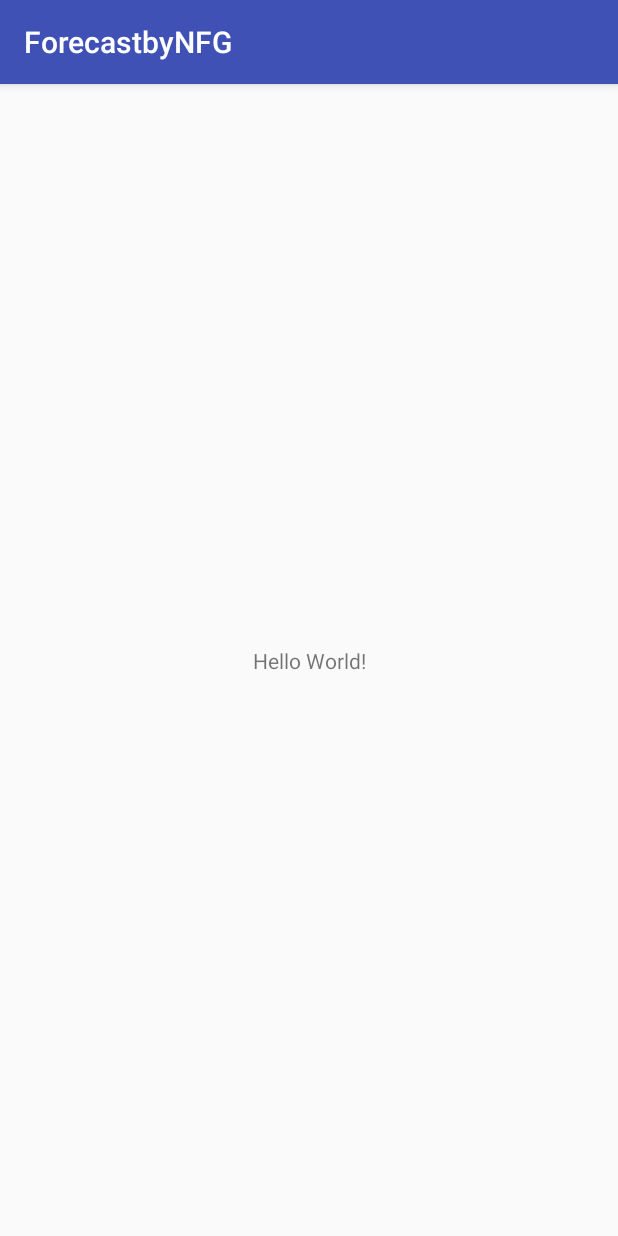
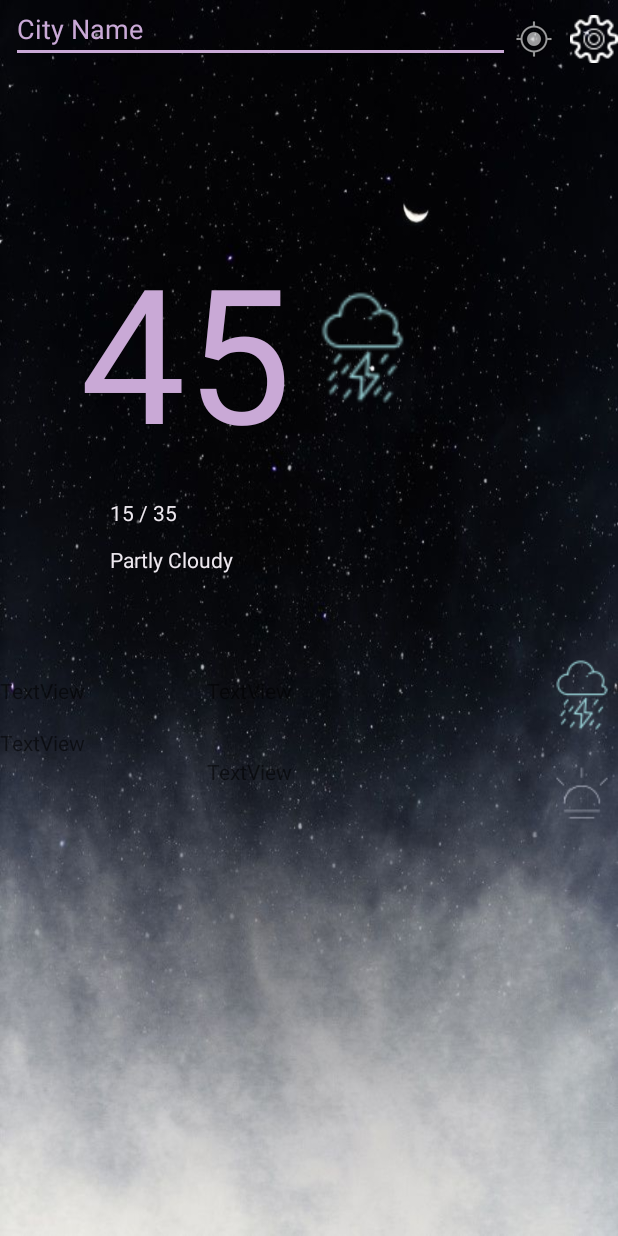
Before and after one commit to MobileComputingPucit/ForecastbyNFG, an Android app: the screen it shows after launch (MainActivity), on a phone screen of 412 x 824 dp. Run offline under Robolectric (Android 15) with nearby library versions, the phone set to English and light mode, and no system bars.

Commit message:
First commit by adil 1. Activities 2. Text/Image Views

```diff
--- a/app/build.gradle
+++ b/app/build.gradle
@@ -27,4 +27,5 @@ dependencies {
     compile 'com.android.support:appcompat-v7:26.+'
     compile 'com.android.support.constraint:constraint-layout:1.0.2'
     testCompile 'junit:junit:4.12'
+    compile 'com.android.support:recyclerview-v7:26.+'
 }
--- a/app/src/main/AndroidManifest.xml
+++ b/app/src/main/AndroidManifest.xml
@@ -16,6 +16,7 @@
                 <category android:name="android.intent.category.LAUNCHER" />
             </intent-filter>
         </activity>
+        <activity android:name=".addCityActivity"></activity>
     </application>
 
 </manifest>
--- /dev/null
+++ b/app/src/main/java/pk/edu/pucit/bcsf14m529/farazmazhar/forecastbynfg/addCityActivity.java
@@ -0,0 +1,13 @@
+package pk.edu.pucit.bcsf14m529.farazmazhar.forecastbynfg;
+
+import android.support.v7.app.AppCompatActivity;
+import android.os.Bundle;
+
+public class addCityActivity extends AppCompatActivity {
+
+    @Override
+    protected void onCreate(Bundle savedInstanceState) {
+        super.onCreate(savedInstanceState);
+        setContentView(R.layout.activity_add_city);
+    }
+}
--- /dev/null
+++ b/app/src/main/res/layout/activity_add_city.xml
@@ -0,0 +1,11 @@
+<?xml version="1.0" encoding="utf-8"?>
+<android.support.constraint.ConstraintLayout
+    xmlns:android="http://schemas.android.com/apk/res/android"
+    xmlns:tools="http://schemas.android.com/tools"
+    android:layout_width="match_parent"
+    android:layout_height="match_parent"
+    tools:context="pk.edu.pucit.bcsf14m529.farazmazhar.forecastbynfg.addCityActivity">
+
+
+
+</android.support.constraint.ConstraintLayout>
--- a/app/src/main/res/layout/activity_main.xml
+++ b/app/src/main/res/layout/activity_main.xml
@@ -6,13 +6,160 @@
     android:layout_height="match_parent"
     tools:context="pk.edu.pucit.bcsf14m529.farazmazhar.forecastbynfg.MainActivity">
 
-    <TextView
-        android:layout_width="wrap_content"
-        android:layout_height="wrap_content"
-        android:text="Hello World!"
-        app:layout_constraintBottom_toBottomOf="parent"
-        app:layout_constraintLeft_toLeftOf="parent"
-        app:layout_constraintRight_toRightOf="parent"
-        app:layout_constraintTop_toTopOf="parent" />
 
+    <RelativeLayout
+        android:layout_width="match_parent"
+        android:layout_height="match_parent"
+        tools:layout_editor_absoluteX="8dp"
+        tools:layout_editor_absoluteY="8dp">
+
+        <ImageView
+            android:id="@+id/imageView"
+            android:layout_width="match_parent"
+            android:layout_height="match_parent"
+            android:layout_alignParentStart="true"
+            android:layout_alignParentTop="true"
+            android:adjustViewBounds="true"
+            android:scaleType="fitXY"
+            android:src="@drawable/background_02" />
+
+
+
+        <ImageView
+            android:id="@+id/imageView4"
+            android:layout_width="wrap_content"
+            android:layout_height="wrap_content"
+            android:layout_alignParentEnd="true"
+            android:layout_alignParentTop="true"
+            android:layout_marginTop="10dp"
+            app:srcCompat="@drawable/settin_icon" />
+
+        <ImageView
+            android:id="@+id/imageView2"
+            android:layout_width="wrap_content"
+            android:layout_height="wrap_content"
+            android:layout_marginTop="5dp"
+            android:layout_marginEnd="8dp"
+            android:layout_toStartOf="@id/imageView4"
+            android:layout_alignBottom="@id/imageView4"
+            app:srcCompat="@android:drawable/ic_menu_mylocation" />
+
+
+        <EditText
+            android:id="@+id/editText"
+            android:layout_width="match_parent"
+            android:layout_height="wrap_content"
+            android:layout_alignParentStart="true"
+            android:layout_alignBottom="@id/imageView4"
+            android:layout_alignParentTop="true"
+            android:layout_toLeftOf="@id/imageView2"
+            android:layout_marginStart="7dp"
+            android:ems="10"
+            android:textColor="#c9a9d6"
+            android:textColorHint="#c9a9d6"
+            android:backgroundTint="#c9a9d6"
+            android:inputType="textPersonName"
+            android:hint="City Name" />
+
+        <TextView
+            android:id="@+id/textView"
+            android:layout_width="wrap_content"
+            android:layout_height="wrap_content"
+            android:layout_alignStart="@+id/editText"
+            android:layout_below="@+id/editText"
+            android:layout_marginStart="46dp"
+            android:layout_marginTop="108dp"
+            android:textColorHint="#c9a9d6"
+            android:backgroundTint="#c9a9d6"
+            android:textSize="125dp"
+            android:textColor="#c9a9d6"
+            android:hint="45" />
+
+        <TextView
+            android:id="@+id/textView2"
+            android:layout_width="wrap_content"
+            android:layout_height="wrap_content"
+            android:layout_alignStart="@+id/textView"
+            android:layout_below="@+id/textView"
+            android:layout_marginTop="15dp"
+            android:layout_marginLeft="20dp"
+            android:textColorHint="#ede8ef"
+            android:backgroundTint="#ede8ef"
+            android:hint="15 / 35"
+            />
+
+        <TextView
+            android:id="@+id/textView3"
+            android:layout_width="wrap_content"
+            android:layout_height="wrap_content"
+            android:layout_alignStart="@+id/textView2"
+            android:layout_below="@+id/textView2"
+            android:layout_marginTop="12dp"
+            android:hint="Partly Cloudy"
+            android:textColorHint="#ede8ef"
+            android:backgroundTint="#ede8ef"/>
+
+        <ImageView
+            android:id="@+id/imageView5"
+            android:layout_width="75dp"
+            android:layout_height="75dp"
+            android:layout_alignTop="@+id/textView"
+            android:layout_marginStart="9dp"
+            android:layout_marginTop="44dp"
+            android:layout_toEndOf="@+id/textView"
+            android:src="@drawable/thunder" />
+
+        <TextView
+            android:id="@+id/textView10"
+            android:layout_width="wrap_content"
+            android:layout_height="wrap_content"
+            android:layout_alignParentStart="true"
+            android:layout_below="@+id/textView3"
+            android:layout_marginTop="68dp"
+            android:text="TextView" />
+
+        <TextView
+            android:id="@+id/textView11"
+            android:layout_width="wrap_content"
+            android:layout_height="wrap_content"
+            android:layout_alignParentStart="true"
+            android:layout_below="@+id/textView10"
+            android:layout_marginTop="15dp"
+            android:text="TextView" />
+
+        <TextView
+            android:id="@+id/textView12"
+            android:layout_width="wrap_content"
+            android:layout_height="wrap_content"
+            android:layout_alignEnd="@+id/textView"
+            android:layout_alignTop="@+id/textView10"
+            android:text="TextView" />
+
+        <TextView
+            android:id="@+id/textView13"
+            android:layout_width="wrap_content"
+            android:layout_height="wrap_content"
+            android:layout_alignStart="@+id/textView12"
+            android:layout_below="@+id/textView11"
+            android:text="TextView" />
+
+        <ImageView
+            android:id="@+id/imageView7"
+            android:layout_width="wrap_content"
+            android:layout_height="wrap_content"
+            android:layout_above="@+id/textView13"
+            android:layout_alignParentEnd="true"
+            android:layout_marginBottom="17dp"
+            app:srcCompat="@drawable/thunder" />
+
+        <ImageView
+            android:id="@+id/imageView8"
+            android:layout_width="wrap_content"
+            android:layout_height="wrap_content"
+            android:layout_alignParentEnd="true"
+            android:layout_alignTop="@+id/textView13"
+            app:srcCompat="@drawable/sunny" />
+
+
+    </RelativeLayout>
 </android.support.constraint.ConstraintLayout>
--- a/app/src/main/res/values/styles.xml
+++ b/app/src/main/res/values/styles.xml
@@ -1,7 +1,7 @@
 <resources>
 
     <!-- Base application theme. -->
-    <style name="AppTheme" parent="Theme.AppCompat.Light.DarkActionBar">
+    <style name="AppTheme" parent="Theme.AppCompat.Light.NoActionBar">
         <!-- Customize your theme here. -->
         <item name="colorPrimary">@color/colorPrimary</item>
         <item name="colorPrimaryDark">@color/colorPrimaryDark</item>
```
Also changed, not shown: app/src/main/res/drawable/background.jpg (added), app/src/main/res/drawable/background_01.jpg (added), app/src/main/res/drawable/background_02.jpg (added), app/src/main/res/drawable/rainy.png (added), app/src/main/res/drawable/settin_icon.png (added), app/src/main/res/drawable/sunny.png (added), app/src/main/res/drawable/thunder.png (added), app/src/main/res/drawable/windy.png (added).
